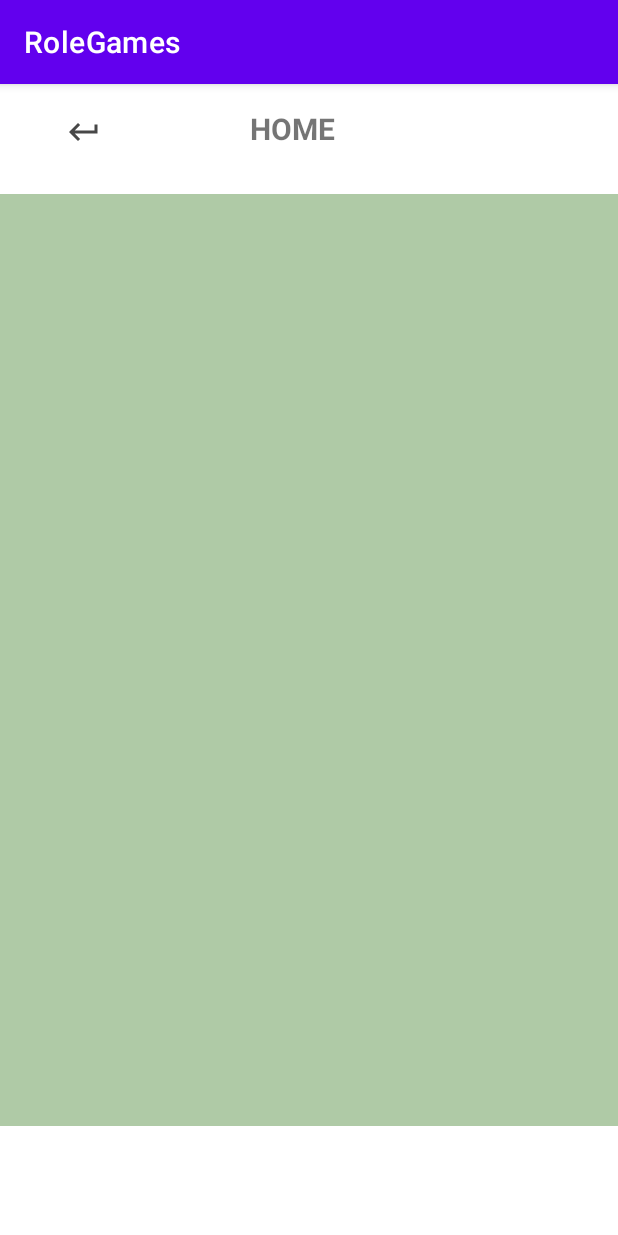
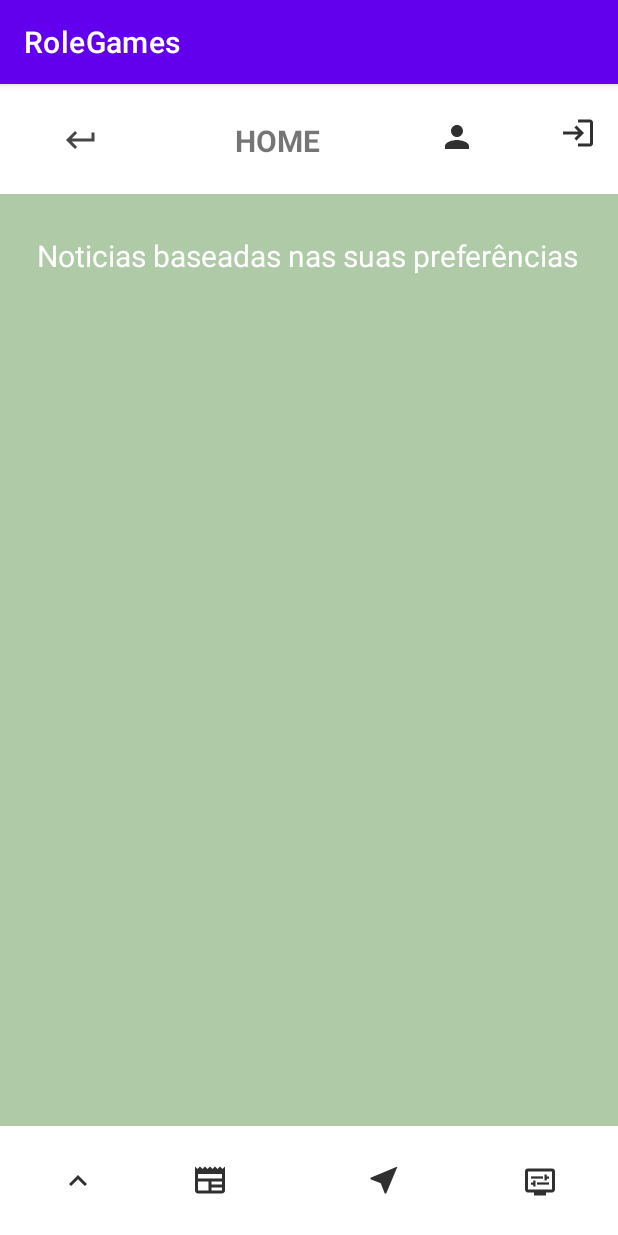
Before and after one commit to DudeBatista/RoleGames, an Android app: the screen it shows after launch (MainActivity), on a phone screen of 412 x 824 dp. Run offline under Robolectric (Android 15) with nearby library versions, the phone set to English and light mode, and no system bars.

Commit message:
PRIMEIRO COMMIT :)

```diff
--- /dev/null
+++ b/app/src/main/res/drawable/ic_baseline_display_settings_24.xml
@@ -0,0 +1,9 @@
+<vector android:height="24dp" android:tint="#303030"
+    android:viewportHeight="24" android:viewportWidth="24"
+    android:width="24dp" xmlns:android="http://schemas.android.com/apk/res/android">
+    <path android:fillColor="@android:color/white" android:pathData="M20,3H4C2.89,3 2,3.89 2,5v12c0,1.1 0.89,2 2,2h4v2h8v-2h4c1.1,0 2,-0.9 2,-2V5C22,3.89 21.1,3 20,3zM20,17H4V5h16V17z"/>
+    <path android:fillColor="@android:color/white" android:pathData="M6,8.25h8v1.5h-8z"/>
+    <path android:fillColor="@android:color/white" android:pathData="M16.5,9.75l1.5,0l0,-1.5l-1.5,0l0,-1.25l-1.5,0l0,4l1.5,0z"/>
+    <path android:fillColor="@android:color/white" android:pathData="M10,12.25h8v1.5h-8z"/>
+    <path android:fillColor="@android:color/white" android:pathData="M7.5,15l1.5,0l0,-4l-1.5,0l0,1.25l-1.5,0l0,1.5l1.5,0z"/>
+</vector>
--- /dev/null
+++ b/app/src/main/res/drawable/ic_baseline_keyboard_arrow_up_24.xml
@@ -0,0 +1,5 @@
+<vector android:height="24dp" android:tint="#303030"
+    android:viewportHeight="24" android:viewportWidth="24"
+    android:width="24dp" xmlns:android="http://schemas.android.com/apk/res/android">
+    <path android:fillColor="@android:color/white" android:pathData="M7.41,15.41L12,10.83l4.59,4.58L18,14l-6,-6 -6,6z"/>
+</vector>
--- /dev/null
+++ b/app/src/main/res/drawable/ic_baseline_login_24.xml
@@ -0,0 +1,5 @@
+<vector android:autoMirrored="true" android:height="24dp"
+    android:tint="#303030" android:viewportHeight="24"
+    android:viewportWidth="24" android:width="24dp" xmlns:android="http://schemas.android.com/apk/res/android">
+    <path android:fillColor="@android:color/white" android:pathData="M11,7L9.6,8.4l2.6,2.6H2v2h10.2l-2.6,2.6L11,17l5,-5L11,7zM20,19h-8v2h8c1.1,0 2,-0.9 2,-2V5c0,-1.1 -0.9,-2 -2,-2h-8v2h8V19z"/>
+</vector>
--- /dev/null
+++ b/app/src/main/res/drawable/ic_baseline_near_me_24.xml
@@ -0,0 +1,5 @@
+<vector android:height="24dp" android:tint="#303030"
+    android:viewportHeight="24" android:viewportWidth="24"
+    android:width="24dp" xmlns:android="http://schemas.android.com/apk/res/android">
+    <path android:fillColor="@android:color/white" android:pathData="M21,3L3,10.53v0.98l6.84,2.65L12.48,21h0.98L21,3z"/>
+</vector>
--- /dev/null
+++ b/app/src/main/res/drawable/ic_baseline_newspaper_24.xml
@@ -0,0 +1,5 @@
+<vector android:height="24dp" android:tint="#303030"
+    android:viewportHeight="24" android:viewportWidth="24"
+    android:width="24dp" xmlns:android="http://schemas.android.com/apk/res/android">
+    <path android:fillColor="@android:color/white" android:pathData="M22,3l-1.67,1.67L18.67,3L17,4.67L15.33,3l-1.66,1.67L12,3l-1.67,1.67L8.67,3L7,4.67L5.33,3L3.67,4.67L2,3v16c0,1.1 0.9,2 2,2l16,0c1.1,0 2,-0.9 2,-2V3zM11,19H4v-6h7V19zM20,19h-7v-2h7V19zM20,15h-7v-2h7V15zM20,11H4V8h16V11z"/>
+</vector>
--- /dev/null
+++ b/app/src/main/res/drawable/ic_baseline_person_24.xml
@@ -0,0 +1,5 @@
+<vector android:height="24dp" android:tint="#303030"
+    android:viewportHeight="24" android:viewportWidth="24"
+    android:width="24dp" xmlns:android="http://schemas.android.com/apk/res/android">
+    <path android:fillColor="@android:color/white" android:pathData="M12,12c2.21,0 4,-1.79 4,-4s-1.79,-4 -4,-4 -4,1.79 -4,4 1.79,4 4,4zM12,14c-2.67,0 -8,1.34 -8,4v2h16v-2c0,-2.66 -5.33,-4 -8,-4z"/>
+</vector>
--- a/app/src/main/res/layout/activity_main.xml
+++ b/app/src/main/res/layout/activity_main.xml
@@ -32,18 +32,20 @@
         app:layout_constraintTop_toTopOf="parent" />
 
     <TextView
-        android:id="@+id/textView2"
+        android:id="@+id/txtViewHome"
         android:layout_width="wrap_content"
         android:layout_height="wrap_content"
-        android:layout_marginTop="16dp"
+        android:layout_marginTop="24dp"
         android:fontFamily="sans-serif"
         android:text="HOME"
         android:textSize="20sp"
         android:textStyle="bold"
+        app:layout_constraintBottom_toBottomOf="@+id/footer"
         app:layout_constraintEnd_toEndOf="parent"
-        app:layout_constraintHorizontal_bias="0.469"
+        app:layout_constraintHorizontal_bias="0.44"
         app:layout_constraintStart_toStartOf="parent"
-        app:layout_constraintTop_toTopOf="parent" />
+        app:layout_constraintTop_toTopOf="parent"
+        app:layout_constraintVertical_bias="0.0" />
 
     <ImageButton
         android:id="@+id/imgBtnRetornar"
@@ -56,11 +58,98 @@
         android:scaleType="center"
         android:tint="#474747"
         app:layout_constraintBottom_toBottomOf="@+id/footer"
-        app:layout_constraintEnd_toStartOf="@+id/textView2"
-        app:layout_constraintHorizontal_bias="0.269"
+        app:layout_constraintEnd_toStartOf="@+id/txtViewHome"
+        app:layout_constraintHorizontal_bias="0.275"
         app:layout_constraintStart_toStartOf="parent"
         app:layout_constraintTop_toTopOf="parent"
-        app:layout_constraintVertical_bias="0.0"
+        app:layout_constraintVertical_bias="0.294"
         app:srcCompat="@drawable/ic_baseline_keyboard_return_24" />
 
+    <ImageButton
+        android:id="@+id/imgBtnPerfil"
+        android:layout_width="55dp"
+        android:layout_height="44dp"
+        android:backgroundTint="#fff"
+        app:layout_constraintBottom_toBottomOf="@+id/footer"
+        app:layout_constraintEnd_toStartOf="@+id/imgBtnLogout"
+        app:layout_constraintHorizontal_bias="0.707"
+        app:layout_constraintStart_toEndOf="@+id/txtViewHome"
+        app:layout_constraintTop_toTopOf="parent"
+        app:layout_constraintVertical_bias="0.448"
+        app:srcCompat="@drawable/ic_baseline_person_24" />
+
+    <ImageButton
+        android:id="@+id/imgBtnLogout"
+        android:layout_width="54dp"
+        android:layout_height="49dp"
+        android:backgroundTint="#fff"
+        app:layout_constraintBottom_toBottomOf="@+id/footer"
+        app:layout_constraintEnd_toEndOf="@+id/footer"
+        app:layout_constraintTop_toTopOf="@+id/footer"
+        app:layout_constraintVertical_bias="0.333"
+        app:srcCompat="@drawable/ic_baseline_login_24" />
+
+    <TextView
+        android:id="@+id/txtViewTitulo"
+        android:layout_width="wrap_content"
+        android:layout_height="wrap_content"
+        android:backgroundTint="#fff"
+        android:text="Noticias baseadas nas suas preferências"
+        android:textColor="#fff"
+        android:textSize="20sp"
+        app:layout_constraintBottom_toTopOf="@+id/header"
+        app:layout_constraintEnd_toEndOf="parent"
+        app:layout_constraintHorizontal_bias="0.488"
+        app:layout_constraintStart_toStartOf="parent"
+        app:layout_constraintTop_toBottomOf="@+id/footer"
+        app:layout_constraintVertical_bias="0.046" />
+
+    <ImageButton
+        android:id="@+id/imageButton3"
+        android:layout_width="wrap_content"
+        android:layout_height="wrap_content"
+        android:backgroundTint="#fff"
+        app:layout_constraintBottom_toBottomOf="parent"
+        app:layout_constraintEnd_toStartOf="@+id/imageButton4"
+        app:layout_constraintHorizontal_bias="0.416"
+        app:layout_constraintStart_toStartOf="parent"
+        app:layout_constraintTop_toTopOf="@+id/header"
+        app:srcCompat="@drawable/ic_baseline_keyboard_arrow_up_24" />
+
+    <ImageButton
+        android:id="@+id/imageButton4"
+        android:layout_width="wrap_content"
+        android:layout_height="wrap_content"
+        android:layout_marginEnd="68dp"
+        android:backgroundTint="#fff"
+        app:layout_constraintBottom_toBottomOf="parent"
+        app:layout_constraintEnd_toStartOf="@+id/imageButton5"
+        app:layout_constraintTop_toTopOf="@+id/header"
+        app:layout_constraintVertical_bias="0.466"
+        app:srcCompat="@drawable/ic_baseline_newspaper_24" />
+
+    <ImageButton
+        android:id="@+id/imageButton5"
+        android:layout_width="wrap_content"
+        android:layout_height="wrap_content"
+        android:layout_marginEnd="56dp"
+        android:backgroundTint="#fff"
+        app:layout_constraintBottom_toBottomOf="parent"
+        app:layout_constraintEnd_toStartOf="@+id/imageButton6"
+        app:layout_constraintTop_toTopOf="@+id/header"
+        app:layout_constraintVertical_bias="0.466"
+        app:srcCompat="@drawable/ic_baseline_near_me_24" />
+
+    <ImageButton
+        android:id="@+id/imageButton6"
+        android:layout_width="wrap_content"
+        android:layout_height="wrap_content"
+        android:layout_marginEnd="28dp"
+        android:backgroundTint="#fff"
+        app:layout_constraintBottom_toBottomOf="@+id/header"
+        app:layout_constraintEnd_toEndOf="@+id/header"
+        app:layout_constraintTop_toTopOf="@+id/header"
+        app:layout_constraintVertical_bias="0.533"
+        app:srcCompat="@drawable/ic_baseline_display_settings_24" />
+
 </androidx.constraintlayout.widget.ConstraintLayout>
--- a/app/src/main/res/layout/activity_splash.xml
+++ b/app/src/main/res/layout/activity_splash.xml
@@ -4,6 +4,45 @@
     xmlns:tools="http://schemas.android.com/tools"
     android:layout_width="match_parent"
     android:layout_height="match_parent"
+    android:background="#AFCAA6"
     tools:context=".SplashActivity">
 
+    <ProgressBar
+        android:id="@+id/progressBar"
+        style="@android:style/Widget.ProgressBar.Horizontal"
+        android:layout_width="295dp"
+        android:layout_height="63dp"
+        android:progressBackgroundTint="#000000"
+        android:scrollbarSize="60dp"
+        android:scrollbarStyle="insideInset"
+        app:layout_constraintBottom_toBottomOf="parent"
+        app:layout_constraintEnd_toEndOf="parent"
+        app:layout_constraintStart_toStartOf="parent"
+        app:layout_constraintTop_toBottomOf="@+id/imageView"
+        app:layout_constraintVertical_bias="0.357" />
+
+    <ImageView
+        android:id="@+id/imageView"
+        android:layout_width="210dp"
+        android:layout_height="194dp"
+        android:layout_marginTop="68dp"
+        app:layout_constraintEnd_toEndOf="parent"
+        app:layout_constraintHorizontal_bias="0.497"
+        app:layout_constraintStart_toStartOf="parent"
+        app:layout_constraintTop_toTopOf="parent"
+        tools:srcCompat="@tools:sample/avatars" />
+
+    <TextView
+        android:id="@+id/txtViewLoading"
+        android:layout_width="wrap_content"
+        android:layout_height="wrap_content"
+        android:text="Carregando..."
+        android:textColor="#fff"
+        android:textSize="24sp"
+        app:layout_constraintBottom_toBottomOf="@+id/progressBar"
+        app:layout_constraintEnd_toEndOf="@+id/progressBar"
+        app:layout_constraintHorizontal_bias="0.496"
+        app:layout_constraintStart_toStartOf="@+id/progressBar"
+        app:layout_constraintTop_toTopOf="@+id/progressBar"
+        app:layout_constraintVertical_bias="0.548" />
 </androidx.constraintlayout.widget.ConstraintLayout>
```
